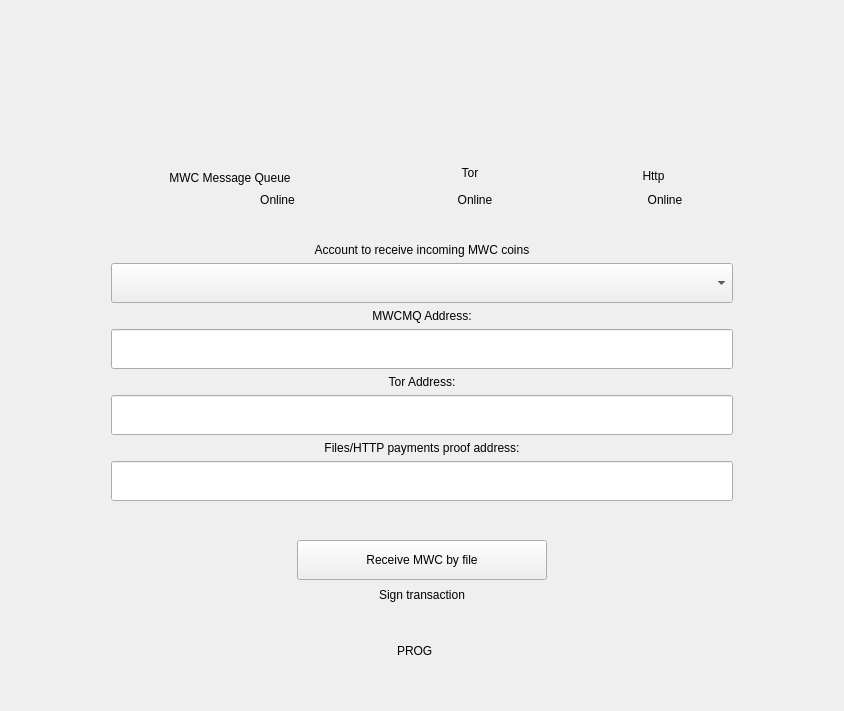
First picture: the form in windows_desktop/e_receive.ui, repository 0xkobe/mwc-wallet, before the edit.
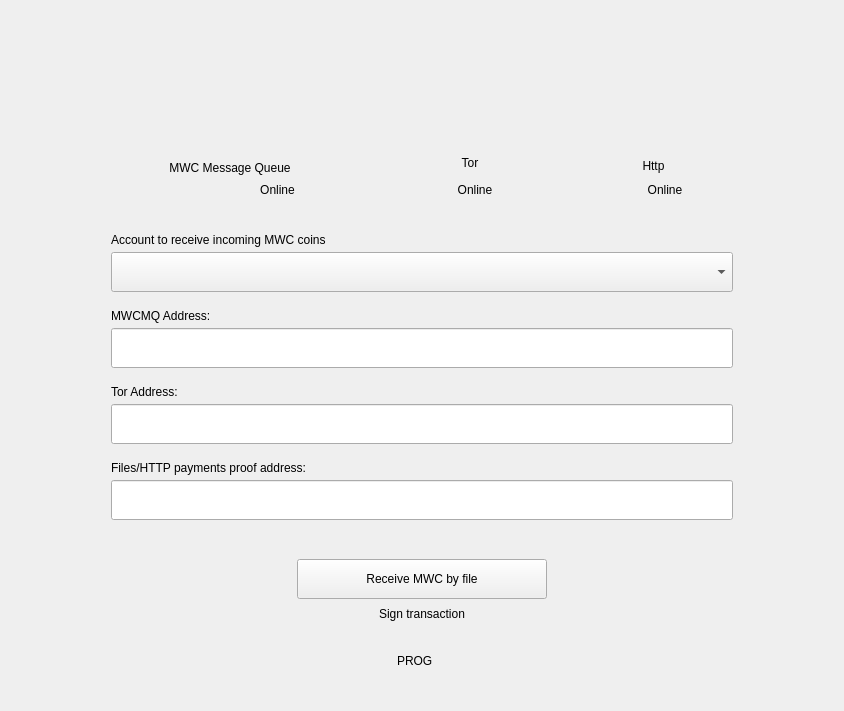
Second picture: the form after the edit. Icons and pictures are not drawn. Custom widgets are drawn as their Qt base class.

Commit message: https://github.com/mwcproject/mwc-qt-wallet/issues/585

What changed in the file:
```diff
--- a/windows_desktop/e_receive.ui
+++ b/windows_desktop/e_receive.ui
@@ -286,13 +286,16 @@
         <enum>QFrame::Raised</enum>
        </property>
        <layout class="QVBoxLayout" name="verticalLayout">
+        <property name="spacing">
+         <number>5</number>
+        </property>
         <item>
          <widget class="control::MwcLabelSmall" name="label_4">
           <property name="text">
            <string>Account to receive incoming MWC coins</string>
           </property>
           <property name="alignment">
-           <set>Qt::AlignCenter</set>
+           <set>Qt::AlignLeading|Qt::AlignLeft|Qt::AlignVCenter</set>
           </property>
          </widget>
         </item>
@@ -315,13 +318,29 @@
           </property>
          </widget>
         </item>
+        <item>
+         <spacer name="verticalSpacer_6">
+          <property name="orientation">
+           <enum>Qt::Vertical</enum>
+          </property>
+          <property name="sizeType">
+           <enum>QSizePolicy::Fixed</enum>
+          </property>
+          <property name="sizeHint" stdset="0">
+           <size>
+            <width>20</width>
+            <height>12</height>
+           </size>
+          </property>
+         </spacer>
+        </item>
         <item>
          <widget class="control::MwcLabelSmall" name="label_3">
           <property name="text">
            <string>MWCMQ Address:</string>
           </property>
           <property name="alignment">
-           <set>Qt::AlignCenter</set>
+           <set>Qt::AlignLeading|Qt::AlignLeft|Qt::AlignVCenter</set>
           </property>
          </widget>
         </item>
@@ -349,20 +368,36 @@
            <number>1024</number>
           </property>
           <property name="alignment">
-           <set>Qt::AlignCenter</set>
+           <set>Qt::AlignLeading|Qt::AlignLeft|Qt::AlignVCenter</set>
           </property>
           <property name="readOnly">
            <bool>true</bool>
           </property>
          </widget>
         </item>
+        <item>
+         <spacer name="verticalSpacer_5">
+          <property name="orientation">
+           <enum>Qt::Vertical</enum>
+          </property>
+          <property name="sizeType">
+           <enum>QSizePolicy::Fixed</enum>
+          </property>
+          <property name="sizeHint" stdset="0">
+           <size>
+            <width>20</width>
+            <height>12</height>
+           </size>
+          </property>
+         </spacer>
+        </item>
         <item>
          <widget class="control::MwcLabelSmall" name="label_31">
           <property name="text">
            <string>Tor Address:</string>
           </property>
           <property name="alignment">
-           <set>Qt::AlignCenter</set>
+           <set>Qt::AlignLeading|Qt::AlignLeft|Qt::AlignVCenter</set>
           </property>
          </widget>
         </item>
@@ -390,20 +425,36 @@
            <number>1024</number>
           </property>
           <property name="alignment">
-           <set>Qt::AlignCenter</set>
+           <set>Qt::AlignLeading|Qt::AlignLeft|Qt::AlignVCenter</set>
           </property>
           <property name="readOnly">
            <bool>true</bool>
           </property>
          </widget>
         </item>
+        <item>
+         <spacer name="verticalSpacer_4">
+          <property name="orientation">
+           <enum>Qt::Vertical</enum>
+          </property>
+          <property name="sizeType">
+           <enum>QSizePolicy::Fixed</enum>
+          </property>
+          <property name="sizeHint" stdset="0">
+           <size>
+            <width>20</width>
+            <height>12</height>
+           </size>
+          </property>
+         </spacer>
+        </item>
         <item>
          <widget class="control::MwcLabelSmall" name="label_33">
           <property name="text">
            <string>Files/HTTP payments proof address:</string>
           </property>
           <property name="alignment">
-           <set>Qt::AlignCenter</set>
+           <set>Qt::AlignLeading|Qt::AlignLeft|Qt::AlignVCenter</set>
           </property>
          </widget>
         </item>
@@ -431,7 +482,7 @@
            <number>1024</number>
           </property>
           <property name="alignment">
-           <set>Qt::AlignCenter</set>
+           <set>Qt::AlignLeading|Qt::AlignLeft|Qt::AlignVCenter</set>
           </property>
           <property name="readOnly">
            <bool>true</bool>
```
